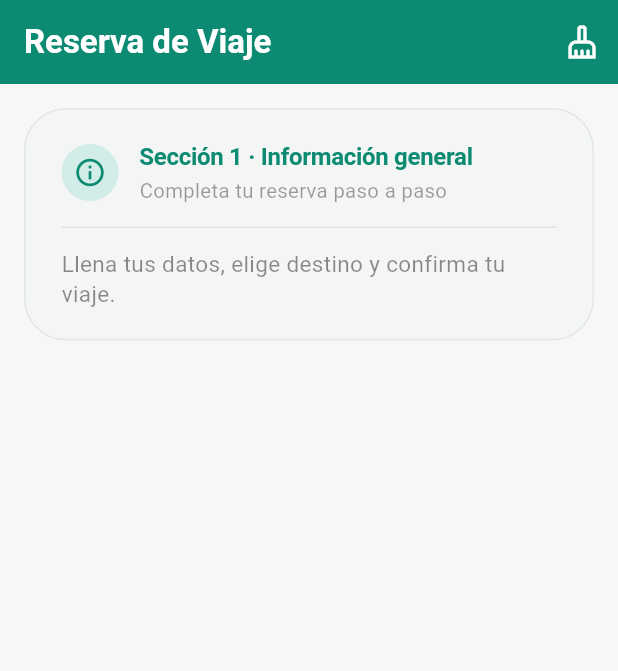
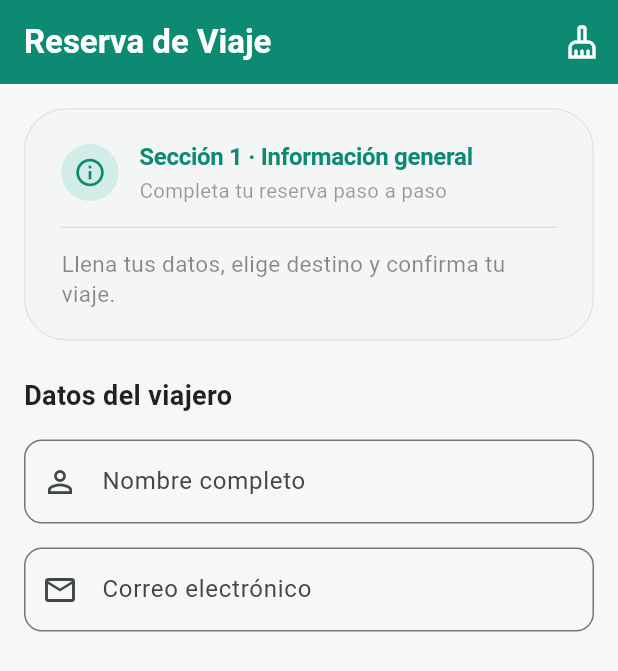
Before and after one commit to InfanteChan/Fundamentos-de-Desarrollo-Movil, a Flutter app: the screen it shows after launch, on a phone screen of 412 x 824 dp. Shown: the top 671 px of the screen. Run offline on Flutter 3.47's test engine with Material 3 defaults, Android fonts, the phone set to English and light mode, and no system bars.

Commit message:
Seccion 2: datos del viajero
TextField "Nombre completo" con controller, hint "Ej: Ana Garcia",
TextField "Correo electronico" con controller, keyboardType emailAddress, hint "Ej: ana@correo.com"

```diff
--- a/Parcial 1/examen_practico_1/lib/main.dart
+++ b/Parcial 1/examen_practico_1/lib/main.dart
@@ -11,7 +11,7 @@ class MyApp extends StatelessWidget {
   Widget build(BuildContext context) {
     return MaterialApp(
       title: 'Flutter Demo',
-      debugShowCheckedModeBanner: false, // Quita la etiqueta de debug para que se vea más limpio
+      debugShowCheckedModeBanner: false,
       theme: ThemeData(
         colorScheme: ColorScheme.fromSeed(seedColor: const Color(0xFF00897B)),
       ),
@@ -30,20 +30,29 @@ class MyHomePage extends StatefulWidget {
 }
 
 class _MyHomePageState extends State<MyHomePage> {
+  final TextEditingController _nombreController = TextEditingController();
+  final TextEditingController _correoController = TextEditingController();
+
+  @override
+  void dispose() {
+    _nombreController.dispose();
+    _correoController.dispose();
+    super.dispose();
+  }
 
   void _resetForm() {
     setState(() {
-      // Espacio para limpiar futuros campos
+      _nombreController.clear();
+      _correoController.clear();
     });
   }
 
   @override
   Widget build(BuildContext context) {
-    // Tono verde oscuro característico para títulos e interfaz principal
     const mainGreen = Color(0xFF0D8A72);
 
     return Scaffold(
-      backgroundColor: const Color(0xFFF7F7F7), // Fondo de pantalla ligeramente gris para contrastar la tarjeta
+      backgroundColor: const Color(0xFFF7F7F7),
       appBar: AppBar(
         backgroundColor: mainGreen,
         foregroundColor: Colors.white,
@@ -64,12 +73,11 @@ class _MyHomePageState extends State<MyHomePage> {
         child: Column(
           crossAxisAlignment: CrossAxisAlignment.start,
           children: [
-            // --- TARJETA DE INFORMACIÓN GENERAL (DISEÑO FIEL A LA IMAGEN) ---
             Container(
               decoration: BoxDecoration(
-                color: const Color(0xFFF4F6F5), // Color gris claro de fondo
-                borderRadius: BorderRadius.circular(28.0), // Esquinas sumamente redondeadas
-                border: Border.all(color: const Color(0xFFE2E6E4), width: 1), // Borde suave exterior
+                color: const Color(0xFFF4F6F5),
+                borderRadius: BorderRadius.circular(28.0),
+                border: Border.all(color: const Color(0xFFE2E6E4), width: 1),
               ),
               child: Padding(
                 padding: const EdgeInsets.symmetric(horizontal: 24.0, vertical: 20.0),
@@ -79,12 +87,11 @@ class _MyHomePageState extends State<MyHomePage> {
                     Row(
                       crossAxisAlignment: CrossAxisAlignment.center,
                       children: [
-                        // Icono circular de información
                         Container(
                           padding: const EdgeInsets.all(8.0),
                           decoration: const BoxDecoration(
-                            color: Color(0xFFD2EDE8), // Fondo verde menta pastel
-                            shape: BoxShape.circle,   // Forma completamente circular
+                            color: Color(0xFFD2EDE8),
+                            shape: BoxShape.circle,
                           ),
                           child: const Icon(
                             Icons.info_outline,
@@ -93,7 +100,6 @@ class _MyHomePageState extends State<MyHomePage> {
                           ),
                         ),
                         const SizedBox(width: 14.0),
-                        // Textos de Cabecera
                         const Expanded(
                           child: Column(
                             crossAxisAlignment: CrossAxisAlignment.start,
@@ -120,7 +126,6 @@ class _MyHomePageState extends State<MyHomePage> {
                         ),
                       ],
                     ),
-                    // Línea divisoria horizontal delgada
                     const Padding(
                       padding: EdgeInsets.symmetric(vertical: 14.0),
                       child: Divider(
@@ -129,7 +134,6 @@ class _MyHomePageState extends State<MyHomePage> {
                         height: 1,
                       ),
                     ),
-                    // Texto explicativo inferior de la tarjeta
                     const Text(
                       'Llena tus datos, elige destino y confirma tu viaje.',
                       style: TextStyle(
@@ -142,8 +146,40 @@ class _MyHomePageState extends State<MyHomePage> {
                 ),
               ),
             ),
-
-            // Aquí puedes continuar agregando tus inputs o campos más abajo
+            const SizedBox(height: 24.0),
+            const Text(
+              'Datos del viajero',
+              style: TextStyle(
+                color: Colors.black87,
+                fontSize: 18,
+                fontWeight: FontWeight.bold,
+              ),
+            ),
+            const SizedBox(height: 16.0),
+            TextFormField(
+              controller: _nombreController,
+              decoration: const InputDecoration(
+                labelText: 'Nombre completo',
+                hintText: 'Ej: Ana Garcia',
+                border: OutlineInputBorder(
+                  borderRadius: BorderRadius.all(Radius.circular(12.0)),
+                ),
+                prefixIcon: Icon(Icons.person_outline),
+              ),
+            ),
+            const SizedBox(height: 16.0),
+            TextFormField(
+              controller: _correoController,
+              keyboardType: TextInputType.emailAddress,
+              decoration: const InputDecoration(
+                labelText: 'Correo electrónico',
+                hintText: 'Ej: ana@correo.com',
+                border: OutlineInputBorder(
+                  borderRadius: BorderRadius.all(Radius.circular(12.0)),
+                ),
+                prefixIcon: Icon(Icons.email_outlined),
+              ),
+            ),
           ],
         ),
       ),
```
